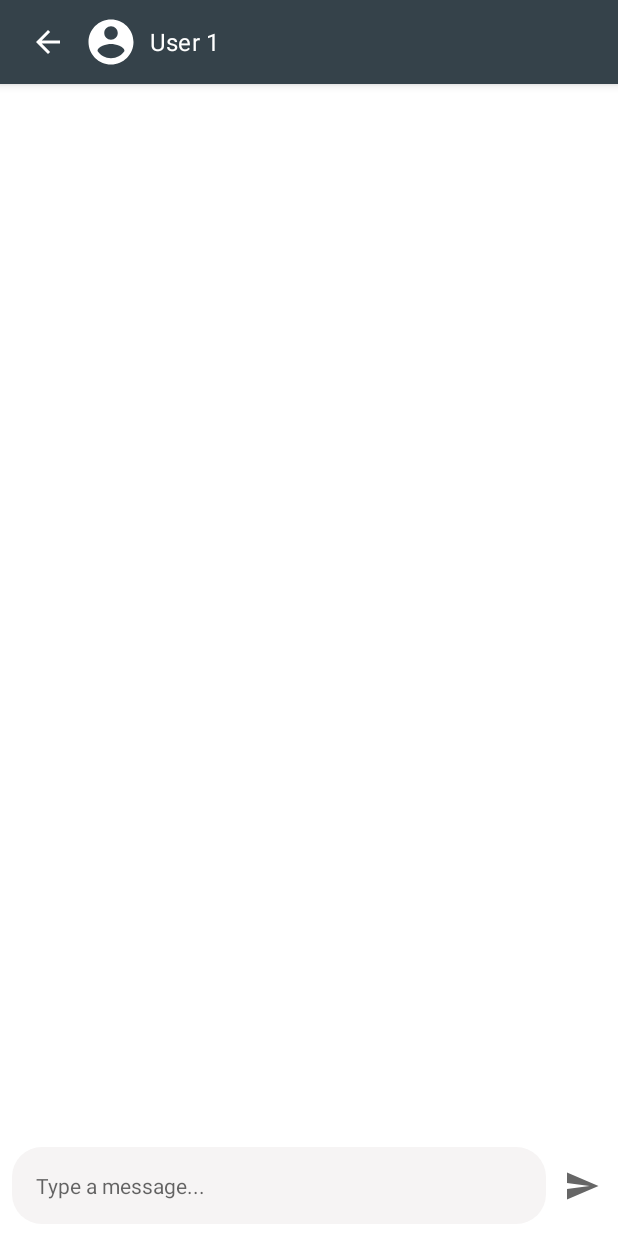
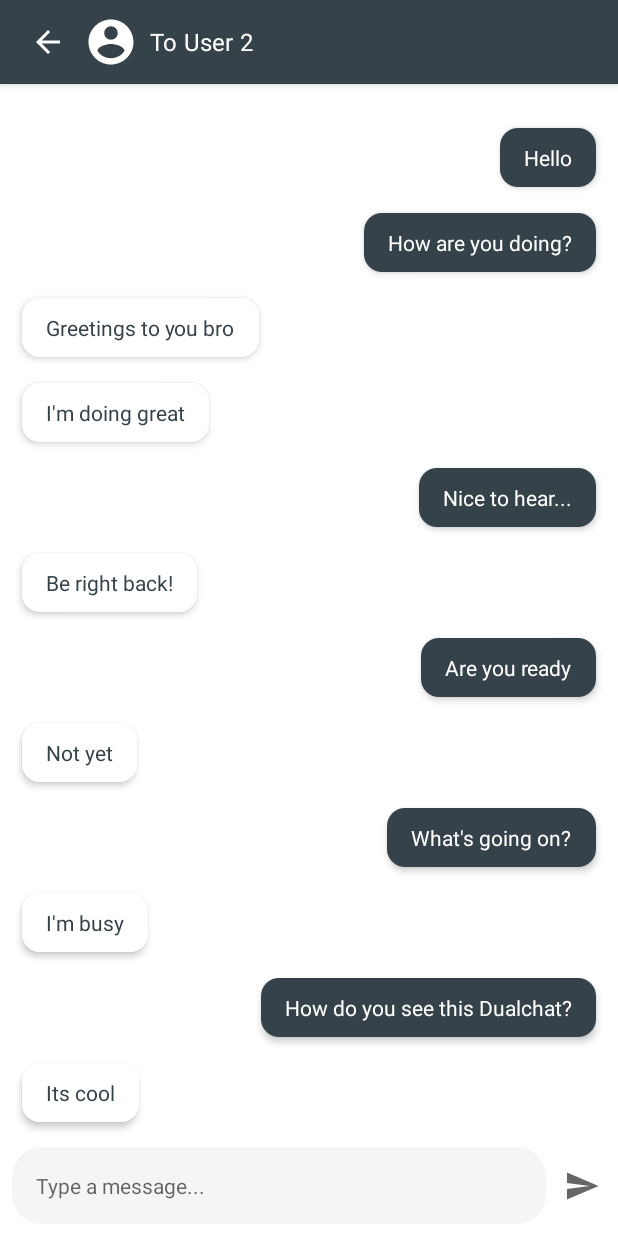
Before and after one commit to ChibuFirst/DualChat, an Android app: the screen it shows after launch (ChatActivity), after a tap on "USER 1", on a phone screen of 412 x 824 dp. Run offline under Robolectric (Android 15) with nearby library versions, the phone set to English and light mode, and no system bars.

Commit message:
implemented a temporal chat system

```diff
--- a/app/src/main/AndroidManifest.xml
+++ b/app/src/main/AndroidManifest.xml
@@ -9,7 +9,8 @@
         android:roundIcon="@mipmap/ic_launcher_round"
         android:supportsRtl="true"
         android:theme="@style/Theme.DualChat">
-        <activity android:name=".ChatActivity" />
+        <activity android:name=".ChatActivity"
+            android:screenOrientation="portrait" />
         <activity
             android:name=".MainActivity"
             android:screenOrientation="portrait"
--- a/app/src/main/java/com/example/dualchat/ChatActivity.kt
+++ b/app/src/main/java/com/example/dualchat/ChatActivity.kt
@@ -4,6 +4,7 @@ import android.content.Intent
 import androidx.appcompat.app.AppCompatActivity
 import android.os.Bundle
 import android.widget.Toast
+import androidx.recyclerview.widget.LinearLayoutManager
 import com.example.dualchat.databinding.ActivityChatBinding
 
 class ChatActivity : AppCompatActivity() {
@@ -15,12 +16,36 @@ class ChatActivity : AppCompatActivity() {
         binding = ActivityChatBinding.inflate(layoutInflater)
         setContentView(binding?.root)
 
+        var user = ""
+
         intent?.let {
-            Toast.makeText(this, "Welcome ${it.getStringExtra(Constants.USER)}", Toast.LENGTH_LONG).show()
+            user = it.getStringExtra(Constants.USER)!!
+            Toast.makeText(this, "Welcome $user", Toast.LENGTH_LONG).show()
+            val receiver = if (user == Constants.USER1) "To User 2" else "To User 1"
+            binding?.textUser?.text = receiver
         }
-        binding?.imageBack?.setOnClickListener {
-            startActivity(Intent(this, MainActivity::class.java))
-            finish()
+
+        val adapter = ChatsRecyclerAdapter(DummyData.chatList, user)
+
+        binding?.apply {
+            imageBack.setOnClickListener {
+                startActivity(Intent(this@ChatActivity, MainActivity::class.java))
+                finish()
+            }
+            recyclerChats.apply {
+                val linear = LinearLayoutManager(this@ChatActivity)
+                linear.stackFromEnd = true
+                layoutManager = linear
+                setHasFixedSize(true)
+                setAdapter(adapter)
+            }
+            imageSend.setOnClickListener {
+                if (editMessage.text.toString().isNotEmpty()) {
+                    adapter.addChat(user, editMessage.text.toString())
+                    editMessage.text = null
+                    recyclerChats.smoothScrollToPosition(adapter.itemCount - 1)
+                }
+            }
         }
     }
 
--- /dev/null
+++ b/app/src/main/java/com/example/dualchat/Chats.kt
@@ -0,0 +1,3 @@
+package com.example.dualchat
+
+data class Chats(val sender: String, val message: String)
--- /dev/null
+++ b/app/src/main/java/com/example/dualchat/ChatsRecyclerAdapter.kt
@@ -0,0 +1,48 @@
+package com.example.dualchat
+
+import android.view.LayoutInflater
+import android.view.View
+import android.view.ViewGroup
+import android.widget.TextView
+import androidx.cardview.widget.CardView
+import androidx.recyclerview.widget.RecyclerView
+
+class ChatsRecyclerAdapter(private val chatsList: ArrayList<Chats>, private val currentUser: String) : RecyclerView.Adapter<ChatsRecyclerAdapter.ChatsViewHolder>() {
+
+    override fun onCreateViewHolder(parent: ViewGroup, viewType: Int): ChatsViewHolder {
+        return ChatsViewHolder(LayoutInflater.from(parent.context).inflate(R.layout.chat_list_item, parent, false))
+    }
+
+    override fun onBindViewHolder(holder: ChatsViewHolder, position: Int) {
+        val chats = chatsList[position]
+        holder.bind(chats, currentUser)
+    }
+
+    override fun getItemCount(): Int = chatsList.size
+
+    fun addChat(sender: String, message: String) {
+        val newChat = Chats(sender, message)
+        chatsList.add(newChat)
+        notifyDataSetChanged()
+    }
+
+    class ChatsViewHolder(itemView: View) : RecyclerView.ViewHolder(itemView) {
+
+        private val cardSender: CardView = itemView.findViewById(R.id.card_sender)
+        private val textChatSender: TextView = itemView.findViewById(R.id.text_chat_sender)
+        private val cardReceiver: CardView = itemView.findViewById(R.id.card_receiver)
+        private val textChatReceiver: TextView = itemView.findViewById(R.id.text_chat_receiver)
+
+        fun bind(chats: Chats, currentUser: String) {
+            if (chats.sender == currentUser) {
+                cardReceiver.visibility = View.GONE
+                cardSender.visibility = View.VISIBLE
+                textChatSender.text = chats.message
+            } else {
+                cardSender.visibility = View.GONE
+                cardReceiver.visibility = View.VISIBLE
+                textChatReceiver.text = chats.message
+            }
+        }
+    }
+}
--- /dev/null
+++ b/app/src/main/java/com/example/dualchat/DummyData.kt
@@ -0,0 +1,20 @@
+package com.example.dualchat
+
+object DummyData {
+
+    val chatList = arrayListOf(
+        Chats(Constants.USER1, "Hello"),
+        Chats(Constants.USER1, "How are you doing?"),
+        Chats(Constants.USER2, "Greetings to you bro"),
+        Chats(Constants.USER2, "I'm doing great"),
+        Chats(Constants.USER1, "Nice to hear..."),
+        Chats(Constants.USER2, "Be right back!"),
+        Chats(Constants.USER1, "Are you ready"),
+        Chats(Constants.USER2, "Not yet"),
+        Chats(Constants.USER1, "What's going on?"),
+        Chats(Constants.USER2, "I'm busy"),
+        Chats(Constants.USER1, "How do you see this Dualchat?"),
+        Chats(Constants.USER2, "Its cool")
+    )
+
+}
--- a/app/src/main/res/layout/activity_chat.xml
+++ b/app/src/main/res/layout/activity_chat.xml
@@ -63,6 +63,7 @@
     </com.google.android.material.appbar.AppBarLayout>
 
     <androidx.recyclerview.widget.RecyclerView
+        android:id="@+id/recycler_chats"
         android:layout_width="0dp"
         android:layout_height="0dp"
         android:layout_margin="8dp"
@@ -70,7 +71,8 @@
         app:layout_constraintBottom_toTopOf="@id/edit_message"
         app:layout_constraintEnd_toEndOf="parent"
         app:layout_constraintStart_toStartOf="parent"
-        app:layout_constraintTop_toBottomOf="@id/app_bar" />
+        app:layout_constraintTop_toBottomOf="@id/app_bar"
+        tools:listitem="@layout/chat_list_item" />
 
     <EditText
         android:id="@+id/edit_message"
@@ -91,10 +93,10 @@
         android:id="@+id/image_send"
         android:layout_width="wrap_content"
         android:layout_height="wrap_content"
-        android:layout_margin="4dp"
+        android:layout_margin="8dp"
         android:background="?selectableItemBackgroundBorderless"
         android:importantForAccessibility="no"
-        android:padding="8dp"
+        android:padding="4dp"
         android:src="@drawable/ic_send"
         app:layout_constraintBottom_toBottomOf="@id/edit_message"
         app:layout_constraintEnd_toEndOf="parent"
--- /dev/null
+++ b/app/src/main/res/layout/chat_list_item.xml
@@ -0,0 +1,64 @@
+<?xml version="1.0" encoding="utf-8"?>
+<RelativeLayout xmlns:android="http://schemas.android.com/apk/res/android"
+    xmlns:app="http://schemas.android.com/apk/res-auto"
+    xmlns:tools="http://schemas.android.com/tools"
+    android:layout_width="match_parent"
+    android:layout_height="wrap_content">
+
+    <androidx.cardview.widget.CardView
+        android:id="@+id/card_sender"
+        android:layout_width="wrap_content"
+        android:layout_height="wrap_content"
+        app:cardCornerRadius="12dp"
+        app:cardElevation="3dp"
+        android:layout_alignParentEnd="true"
+        app:cardUseCompatPadding="true">
+
+        <LinearLayout
+            android:layout_width="match_parent"
+            android:layout_height="match_parent"
+            android:background="@color/dark"
+            android:paddingStart="16dp"
+            android:paddingTop="10dp"
+            android:paddingEnd="16dp"
+            android:paddingBottom="10dp">
+
+            <TextView
+                android:id="@+id/text_chat_sender"
+                android:layout_width="wrap_content"
+                android:layout_height="wrap_content"
+                android:textColor="@color/white"
+                tools:text="@tools:sample/lorem" />
+
+        </LinearLayout>
+    </androidx.cardview.widget.CardView>
+
+    <androidx.cardview.widget.CardView
+        android:id="@+id/card_receiver"
+        android:layout_width="wrap_content"
+        android:layout_height="wrap_content"
+        app:cardCornerRadius="12dp"
+        app:cardElevation="3dp"
+        android:layout_alignParentStart="true"
+        app:cardUseCompatPadding="true">
+
+        <LinearLayout
+            android:layout_width="match_parent"
+            android:layout_height="match_parent"
+            android:background="@color/white"
+            android:paddingStart="16dp"
+            android:paddingTop="10dp"
+            android:paddingEnd="16dp"
+            android:paddingBottom="10dp">
+
+            <TextView
+                android:id="@+id/text_chat_receiver"
+                android:layout_width="wrap_content"
+                android:layout_height="wrap_content"
+                android:textColor="@color/dark"
+                tools:text="@tools:sample/lorem" />
+
+        </LinearLayout>
+    </androidx.cardview.widget.CardView>
+
+</RelativeLayout>
```
